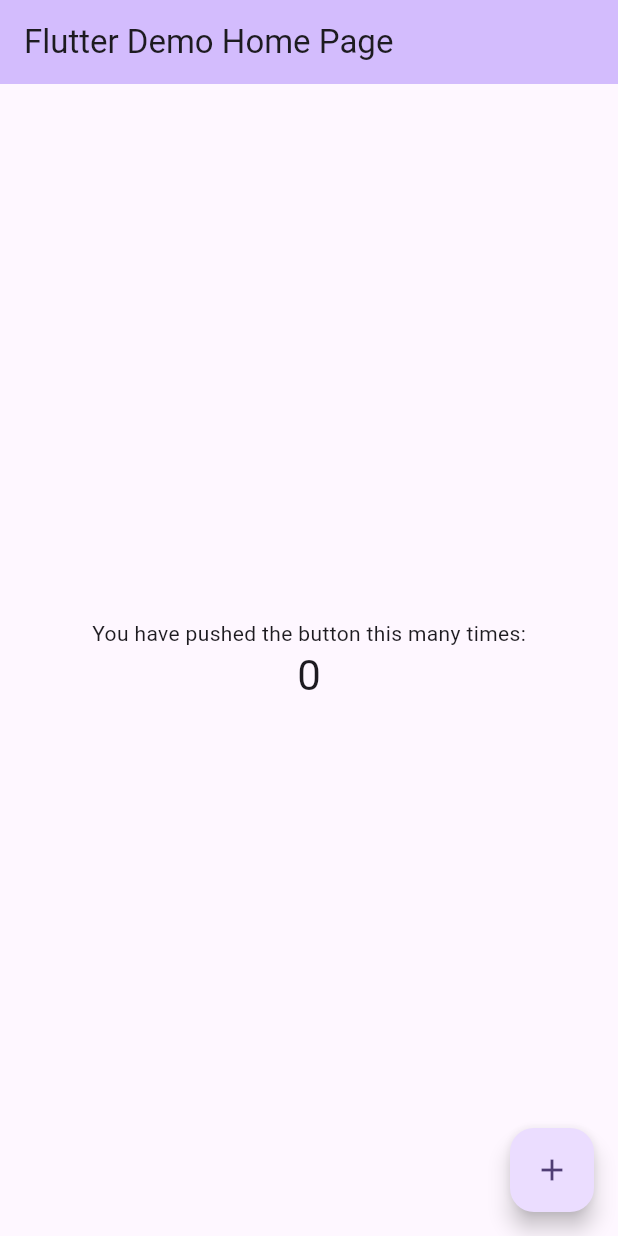
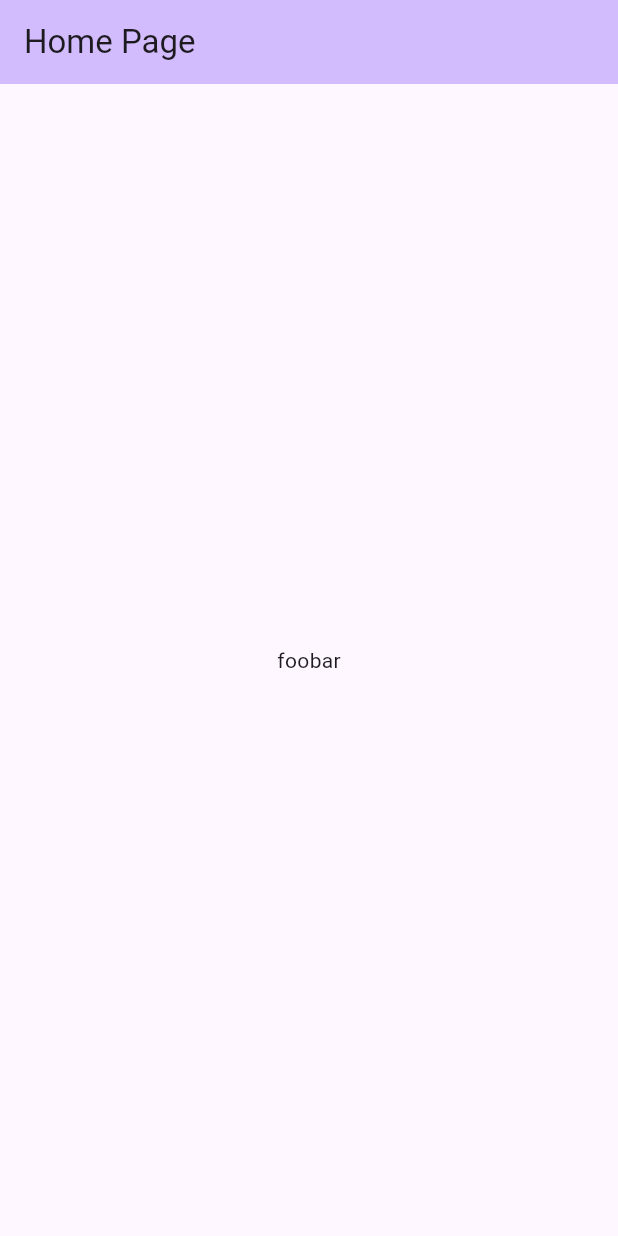
Before and after one commit to lColinDl/flutter_test_app, a Flutter app: the screen it shows after launch, on a phone screen of 412 x 824 dp. Run offline on Flutter 3.47's test engine with Material 3 defaults, Android fonts, the phone set to English and light mode, and no system bars; our stand-ins replace get_it, injectable.

```diff
--- /dev/null
+++ b/lib/bar.dart
@@ -0,0 +1,6 @@
+import 'package:injectable/injectable.dart';
+
+@singleton
+class Bar {
+  String get bar => 'bar';
+}
--- /dev/null
+++ b/lib/di.dart
@@ -0,0 +1,9 @@
+import 'package:get_it/get_it.dart';
+import 'package:injectable/injectable.dart';
+
+import 'di.config.dart';
+
+final di = GetIt.instance;
+
+@injectableInit
+void setUpDependencyInjection() => di.init();
--- /dev/null
+++ b/lib/foo.dart
@@ -0,0 +1,13 @@
+import 'package:flutter_test_app/bar.dart';
+import 'package:injectable/injectable.dart';
+
+@singleton
+class Foo {
+  final Bar bar;
+
+  Foo(this.bar);
+
+  String get fooBar => '$foo${bar.bar}';
+
+  String get foo => 'foo';
+}
--- a/lib/main.dart
+++ b/lib/main.dart
@@ -1,6 +1,9 @@
 import 'package:flutter/material.dart';
+import 'package:flutter_test_app/di.dart';
+import 'package:flutter_test_app/foo.dart';
 
 void main() {
+  setUpDependencyInjection();
   runApp(const MyApp());
 }
 
@@ -31,95 +34,25 @@ class MyApp extends StatelessWidget {
         colorScheme: ColorScheme.fromSeed(seedColor: Colors.deepPurple),
         useMaterial3: true,
       ),
-      home: const MyHomePage(title: 'Flutter Demo Home Page'),
+      home: const MyHomePage(),
     );
   }
 }
 
-class MyHomePage extends StatefulWidget {
-  const MyHomePage({super.key, required this.title});
-
-  // This widget is the home page of your application. It is stateful, meaning
-  // that it has a State object (defined below) that contains fields that affect
-  // how it looks.
-
-  // This class is the configuration for the state. It holds the values (in this
-  // case the title) provided by the parent (in this case the App widget) and
-  // used by the build method of the State. Fields in a Widget subclass are
-  // always marked "final".
-
-  final String title;
-
-  @override
-  State<MyHomePage> createState() => _MyHomePageState();
-}
-
-class _MyHomePageState extends State<MyHomePage> {
-  int _counter = 0;
-
-  void _incrementCounter() {
-    setState(() {
-      // This call to setState tells the Flutter framework that something has
-      // changed in this State, which causes it to rerun the build method below
-      // so that the display can reflect the updated values. If we changed
-      // _counter without calling setState(), then the build method would not be
-      // called again, and so nothing would appear to happen.
-      _counter++;
-    });
-  }
+class MyHomePage extends StatelessWidget {
+  const MyHomePage({super.key});
 
   @override
   Widget build(BuildContext context) {
-    // This method is rerun every time setState is called, for instance as done
-    // by the _incrementCounter method above.
-    //
-    // The Flutter framework has been optimized to make rerunning build methods
-    // fast, so that you can just rebuild anything that needs updating rather
-    // than having to individually change instances of widgets.
+    final foo = di.get<Foo>();
     return Scaffold(
       appBar: AppBar(
-        // TRY THIS: Try changing the color here to a specific color (to
-        // Colors.amber, perhaps?) and trigger a hot reload to see the AppBar
-        // change color while the other colors stay the same.
         backgroundColor: Theme.of(context).colorScheme.inversePrimary,
-        // Here we take the value from the MyHomePage object that was created by
-        // the App.build method, and use it to set our appbar title.
-        title: Text(widget.title),
+        title: const Text('Home Page'),
       ),
       body: Center(
-        // Center is a layout widget. It takes a single child and positions it
-        // in the middle of the parent.
-        child: Column(
-          // Column is also a layout widget. It takes a list of children and
-          // arranges them vertically. By default, it sizes itself to fit its
-          // children horizontally, and tries to be as tall as its parent.
-          //
-          // Column has various properties to control how it sizes itself and
-          // how it positions its children. Here we use mainAxisAlignment to
-          // center the children vertically; the main axis here is the vertical
-          // axis because Columns are vertical (the cross axis would be
-          // horizontal).
-          //
-          // TRY THIS: Invoke "debug painting" (choose the "Toggle Debug Paint"
-          // action in the IDE, or press "p" in the console), to see the
-          // wireframe for each widget.
-          mainAxisAlignment: MainAxisAlignment.center,
-          children: <Widget>[
-            const Text(
-              'You have pushed the button this many times:',
-            ),
-            Text(
-              '$_counter',
-              style: Theme.of(context).textTheme.headlineMedium,
-            ),
-          ],
-        ),
+        child: Text(foo.fooBar),
       ),
-      floatingActionButton: FloatingActionButton(
-        onPressed: _incrementCounter,
-        tooltip: 'Increment',
-        child: const Icon(Icons.add),
-      ), // This trailing comma makes auto-formatting nicer for build methods.
     );
   }
 }
```
Also changed, not shown: pubspec.yaml (+5 -67 lines), lib/di.config.dart (added), pubspec.lock.
